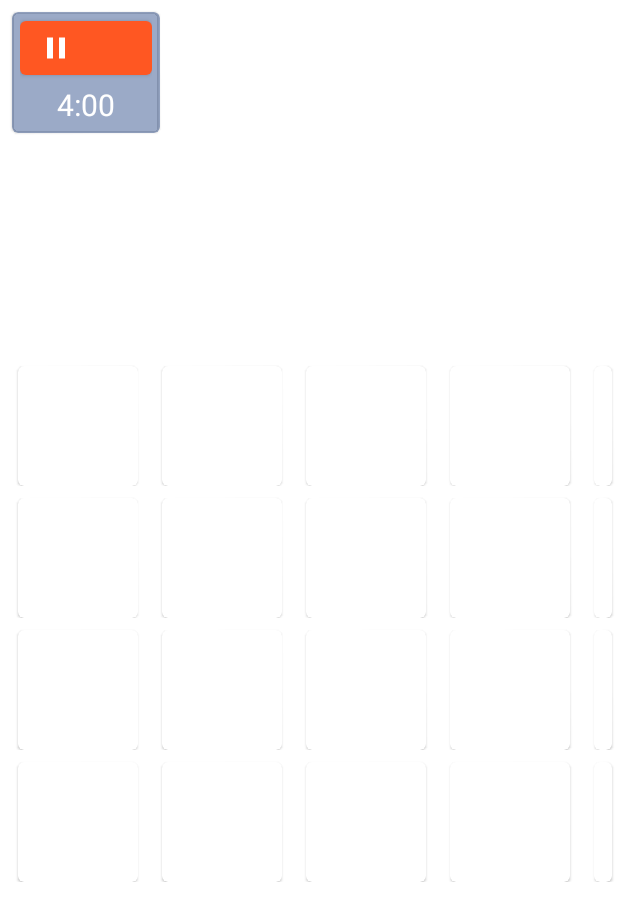
After one commit to press-f-for-respect/CodenamesPictures, an Android app: the layout activity_game.xml on its own in the app's theme, with its tools: preview values and no code run, on a phone screen of 412 x 824 dp. The commit adds this screen. Shown: the top 921 px of the screen. Run offline under Robolectric (Android 15) with nearby library versions, the phone set to English and light mode, and no system bars.

Commit message:
GameActivity Created

```diff
--- /dev/null
+++ b/app/src/main/java/com/pressfforrespect/codenamespictures/GameActivity.java
@@ -0,0 +1,62 @@
+package com.pressfforrespect.codenamespictures;
+
+import androidx.appcompat.app.AppCompatActivity;
+import androidx.cardview.widget.CardView;
+
+import android.annotation.SuppressLint;
+import android.os.Bundle;
+import android.view.View;
+import android.widget.Button;
+import android.widget.ImageView;
+import android.widget.TextView;
+
+import com.pressfforrespect.codenamespictures.game.Team;
+
+import java.util.ArrayList;
+
+public abstract class GameActivity extends AppCompatActivity {
+
+    private Button pause;
+    private TextView timer;
+    private CardView sideBar;
+    private ArrayList<ImageView> cards = new ArrayList<>();
+
+    private int id[] = {R.id.card_1, R.id.card_2, R.id.card_3, R.id.card_4, R.id.card_5, R.id.card_6,
+            R.id.card_7, R.id.card_8, R.id.card_9, R.id.card_10, R.id.card_11, R.id.card_12, R.id.card_13,
+            R.id.card_14, R.id.card_15, R.id.card_16, R.id.card_17, R.id.card_18, R.id.card_19, R.id.card_20};
+
+
+    @Override
+    protected void onCreate(Bundle savedInstanceState) {
+        super.onCreate(savedInstanceState);
+        setContentView(R.layout.activity_game);
+
+        for (int i = 0; i < 20; i++)
+            cards.add((ImageView) findViewById(id[i]));
+
+        pause = findViewById(R.id.pause);
+        pause.setOnClickListener(new View.OnClickListener() {
+            @Override
+            public void onClick(View view) {
+                gamePause();
+            }
+        });
+
+        timer = findViewById(R.id.timer);
+        sideBar = findViewById(R.id.side_bar);
+
+    }
+
+    @SuppressLint("ResourceAsColor")
+    public void changeColor(Team team){
+        if(team == Team.BLUE)
+            sideBar.setBackgroundColor(R.color.colorBlue);
+        else
+            sideBar.setBackgroundColor(R.color.colorRed);
+
+    }
+
+    abstract void gamePause();
+
+    abstract void endTurn();
+}
--- a/app/src/main/java/com/pressfforrespect/codenamespictures/MainActivity.java
+++ b/app/src/main/java/com/pressfforrespect/codenamespictures/MainActivity.java
@@ -44,6 +44,15 @@ public class MainActivity extends AppCompatActivity {
                 selectSetting();
             }
         });
+
+        Button quit = findViewById(R.id.quit);
+        quit.setOnClickListener(new View.OnClickListener() {
+            @Override
+            public void onClick(View view) {
+                finish();
+                System.exit(0);
+            }
+        });
     }
 
     void selectPlay(){
--- /dev/null
+++ b/app/src/main/res/drawable/pause_vec.xml
@@ -0,0 +1,9 @@
+<vector xmlns:android="http://schemas.android.com/apk/res/android"
+        android:width="24dp"
+        android:height="24dp"
+        android:viewportWidth="24.0"
+        android:viewportHeight="24.0">
+    <path
+        android:fillColor="#FF000000"
+        android:pathData="M6,19h4L10,5L6,5v14zM14,5v14h4L18,5h-4z"/>
+</vector>
--- /dev/null
+++ b/app/src/main/res/layout/activity_game.xml
@@ -0,0 +1,406 @@
+<?xml version="1.0" encoding="utf-8"?>
+<androidx.constraintlayout.widget.ConstraintLayout xmlns:android="http://schemas.android.com/apk/res/android"
+    xmlns:app="http://schemas.android.com/apk/res-auto"
+    xmlns:tools="http://schemas.android.com/tools"
+    android:layout_width="match_parent"
+    android:layout_height="match_parent"
+    tools:context=".GameActivity">
+
+    <com.google.android.material.card.MaterialCardView
+        android:id="@+id/side_bar"
+        android:layout_width="wrap_content"
+        android:layout_height="wrap_content"
+        android:layout_marginStart="8dp"
+        android:layout_marginTop="8dp"
+        app:layout_constraintStart_toStartOf="parent"
+        app:layout_constraintTop_toTopOf="parent"
+        app:cardBackgroundColor="@color/colorBlue">
+
+        <LinearLayout
+            android:layout_width="match_parent"
+            android:layout_height="match_parent"
+            android:orientation="vertical"
+            android:layout_marginLeft="5dp"
+            android:layout_marginRight="5dp"
+            android:layout_marginBottom="5dp">
+
+            <com.google.android.material.button.MaterialButton
+                android:id="@+id/pause"
+                style="@style/Widget.MaterialComponents.Button.Icon"
+                android:layout_width="wrap_content"
+                android:layout_height="wrap_content"
+                app:icon="@drawable/pause_vec" />
+
+            <TextView
+                android:id="@+id/timer"
+                android:layout_width="match_parent"
+                android:layout_height="wrap_content"
+                android:text="4:00"
+                android:textColor="@android:color/background_light"
+                android:gravity="center"
+                android:textSize="20sp"/>
+        </LinearLayout>
+
+    </com.google.android.material.card.MaterialCardView>
+
+    <LinearLayout
+        android:layout_width="wrap_content"
+        android:layout_height="wrap_content"
+        android:layout_marginStart="40dp"
+        android:layout_marginTop="32dp"
+        android:layout_marginEnd="32dp"
+        android:layout_marginBottom="32dp"
+        android:orientation="vertical"
+        app:layout_constraintBottom_toBottomOf="parent"
+        app:layout_constraintEnd_toEndOf="parent"
+        app:layout_constraintStart_toStartOf="parent"
+        app:layout_constraintTop_toTopOf="parent">
+
+        <LinearLayout
+            android:layout_width="match_parent"
+            android:layout_height="wrap_content"
+            android:orientation="horizontal">
+
+            <com.google.android.material.card.MaterialCardView
+                android:layout_width="wrap_content"
+                android:layout_height="wrap_content"
+                android:layout_marginLeft="@dimen/mtrl_card_spacing"
+                android:layout_marginTop="@dimen/mtrl_card_spacing"
+                android:layout_marginRight="@dimen/mtrl_card_spacing"
+                android:minWidth="80dp"
+                android:minHeight="80dp">
+
+                <ImageView
+                    android:layout_width="wrap_content"
+                    android:layout_height="wrap_content"
+                    android:id="@+id/card_1"/>
+
+            </com.google.android.material.card.MaterialCardView>
+
+            <com.google.android.material.card.MaterialCardView
+                android:layout_width="wrap_content"
+                android:layout_height="wrap_content"
+                android:layout_marginLeft="@dimen/mtrl_card_spacing"
+                android:layout_marginTop="@dimen/mtrl_card_spacing"
+                android:layout_marginRight="@dimen/mtrl_card_spacing"
+                android:minWidth="80dp"
+                android:minHeight="80dp">
+
+                <ImageView
+                    android:layout_width="wrap_content"
+                    android:layout_height="wrap_content"
+                    android:id="@+id/card_2"/>
+
+            </com.google.android.material.card.MaterialCardView>
+
+            <com.google.android.material.card.MaterialCardView
+                android:layout_width="wrap_content"
+                android:layout_height="wrap_content"
+                android:layout_marginLeft="@dimen/mtrl_card_spacing"
+                android:layout_marginTop="@dimen/mtrl_card_spacing"
+                android:layout_marginRight="@dimen/mtrl_card_spacing"
+                android:minWidth="80dp"
+                android:minHeight="80dp">
+
+                <ImageView
+                    android:layout_width="wrap_content"
+                    android:layout_height="wrap_content"
+                    android:id="@+id/card_3"/>
+
+            </com.google.android.material.card.MaterialCardView>
+
+            <com.google.android.material.card.MaterialCardView
+                android:layout_width="wrap_content"
+                android:layout_height="wrap_content"
+                android:layout_marginLeft="@dimen/mtrl_card_spacing"
+                android:layout_marginTop="@dimen/mtrl_card_spacing"
+                android:layout_marginRight="@dimen/mtrl_card_spacing"
+                android:minWidth="80dp"
+                android:minHeight="80dp">
+
+                <ImageView
+                    android:layout_width="wrap_content"
+                    android:layout_height="wrap_content"
+                    android:id="@+id/card_4"/>
+
+            </com.google.android.material.card.MaterialCardView>
+
+            <com.google.android.material.card.MaterialCardView
+                android:layout_width="wrap_content"
+                android:layout_height="wrap_content"
+                android:layout_marginLeft="@dimen/mtrl_card_spacing"
+                android:layout_marginTop="@dimen/mtrl_card_spacing"
+                android:layout_marginRight="@dimen/mtrl_card_spacing"
+                android:minWidth="80dp"
+                android:minHeight="80dp">
+
+                <ImageView
+                    android:layout_width="wrap_content"
+                    android:layout_height="wrap_content"
+                    android:id="@+id/card_5"/>
+
+            </com.google.android.material.card.MaterialCardView>
+        </LinearLayout>
+
+        <LinearLayout
+            android:layout_width="match_parent"
+            android:layout_height="wrap_content"
+            android:orientation="horizontal">
+
+            <com.google.android.material.card.MaterialCardView
+                android:layout_width="wrap_content"
+                android:layout_height="wrap_content"
+                android:layout_marginLeft="@dimen/mtrl_card_spacing"
+                android:layout_marginTop="@dimen/mtrl_card_spacing"
+                android:layout_marginRight="@dimen/mtrl_card_spacing"
+                android:minWidth="80dp"
+                android:minHeight="80dp">
+
+                <ImageView
+                    android:layout_width="wrap_content"
+                    android:layout_height="wrap_content"
+                    android:id="@+id/card_6"/>
+
+            </com.google.android.material.card.MaterialCardView>
+
+            <com.google.android.material.card.MaterialCardView
+                android:layout_width="wrap_content"
+                android:layout_height="wrap_content"
+                android:layout_marginLeft="@dimen/mtrl_card_spacing"
+                android:layout_marginTop="@dimen/mtrl_card_spacing"
+                android:layout_marginRight="@dimen/mtrl_card_spacing"
+                android:minWidth="80dp"
+                android:minHeight="80dp">
+
+                <ImageView
+                    android:layout_width="wrap_content"
+                    android:layout_height="wrap_content"
+                    android:id="@+id/card_7"/>
+
+            </com.google.android.material.card.MaterialCardView>
+
+            <com.google.android.material.card.MaterialCardView
+                android:layout_width="wrap_content"
+                android:layout_height="wrap_content"
+                android:layout_marginLeft="@dimen/mtrl_card_spacing"
+                android:layout_marginTop="@dimen/mtrl_card_spacing"
+                android:layout_marginRight="@dimen/mtrl_card_spacing"
+                android:minWidth="80dp"
+                android:minHeight="80dp">
+
+                <ImageView
+                    android:layout_width="wrap_content"
+                    android:layout_height="wrap_content"
+                    android:id="@+id/card_8"/>
+
+            </com.google.android.material.card.MaterialCardView>
+
+            <com.google.android.material.card.MaterialCardView
+                android:layout_width="wrap_content"
+                android:layout_height="wrap_content"
+                android:layout_marginLeft="@dimen/mtrl_card_spacing"
+                android:layout_marginTop="@dimen/mtrl_card_spacing"
+                android:layout_marginRight="@dimen/mtrl_card_spacing"
+                android:minWidth="80dp"
+                android:minHeight="80dp">
+
+                <ImageView
+                    android:layout_width="wrap_content"
+                    android:layout_height="wrap_content"
+                    android:id="@+id/card_9"/>
+
+            </com.google.android.material.card.MaterialCardView>
+
+            <com.google.android.material.card.MaterialCardView
+                android:layout_width="wrap_content"
+                android:layout_height="wrap_content"
+                android:layout_marginLeft="@dimen/mtrl_card_spacing"
+                android:layout_marginTop="@dimen/mtrl_card_spacing"
+                android:layout_marginRight="@dimen/mtrl_card_spacing"
+                android:minWidth="80dp"
+                android:minHeight="80dp">
+
+                <ImageView
+                    android:layout_width="wrap_content"
+                    android:layout_height="wrap_content"
+                    android:id="@+id/card_10"/>
+
+            </com.google.android.material.card.MaterialCardView>
+        </LinearLayout>
+
+        <LinearLayout
+            android:layout_width="match_parent"
+            android:layout_height="wrap_content"
+            android:orientation="horizontal">
+
+            <com.google.android.material.card.MaterialCardView
+                android:layout_width="wrap_content"
+                android:layout_height="wrap_content"
+                android:layout_marginLeft="@dimen/mtrl_card_spacing"
+                android:layout_marginTop="@dimen/mtrl_card_spacing"
+                android:layout_marginRight="@dimen/mtrl_card_spacing"
+                android:minWidth="80dp"
+                android:minHeight="80dp">
+
+                <ImageView
+                    android:layout_width="wrap_content"
+                    android:layout_height="wrap_content"
+                    android:id="@+id/card_11"/>
+
+            </com.google.android.material.card.MaterialCardView>
+
+            <com.google.android.material.card.MaterialCardView
+                android:layout_width="wrap_content"
+                android:layout_height="wrap_content"
+                android:layout_marginLeft="@dimen/mtrl_card_spacing"
+                android:layout_marginTop="@dimen/mtrl_card_spacing"
+                android:layout_marginRight="@dimen/mtrl_card_spacing"
+                android:minWidth="80dp"
+                android:minHeight="80dp">
+
+                <ImageView
+                    android:layout_width="wrap_content"
+                    android:layout_height="wrap_content"
+                    android:id="@+id/card_12"/>
+
+            </com.google.android.material.card.MaterialCardView>
+
+            <com.google.android.material.card.MaterialCardView
+                android:layout_width="wrap_content"
+                android:layout_height="wrap_content"
+                android:layout_marginLeft="@dimen/mtrl_card_spacing"
+                android:layout_marginTop="@dimen/mtrl_card_spacing"
+                android:layout_marginRight="@dimen/mtrl_card_spacing"
+                android:minWidth="80dp"
+                android:minHeight="80dp">
+
+                <ImageView
+                    android:layout_width="wrap_content"
+                    android:layout_height="wrap_content"
+                    android:id="@+id/card_13"/>
+
+            </com.google.android.material.card.MaterialCardView>
+
+            <com.google.android.material.card.MaterialCardView
+                android:layout_width="wrap_content"
+                android:layout_height="wrap_content"
+                android:layout_marginLeft="@dimen/mtrl_card_spacing"
+                android:layout_marginTop="@dimen/mtrl_card_spacing"
+                android:layout_marginRight="@dimen/mtrl_card_spacing"
+                android:minWidth="80dp"
+                android:minHeight="80dp">
+
+                <ImageView
+                    android:layout_width="wrap_content"
+                    android:layout_height="wrap_content"
+                    android:id="@+id/card_14"/>
+
+            </com.google.android.material.card.MaterialCardView>
+
+            <com.google.android.material.card.MaterialCardView
+                android:layout_width="wrap_content"
+                android:layout_height="wrap_content"
+                android:layout_marginLeft="@dimen/mtrl_card_spacing"
+                android:layout_marginTop="@dimen/mtrl_card_spacing"
+                android:layout_marginRight="@dimen/mtrl_card_spacing"
+                android:minWidth="80dp"
+                android:minHeight="80dp">
+
+                <ImageView
+                    android:layout_width="wrap_content"
+                    android:layout_height="wrap_content"
+                    android:id="@+id/card_15"/>
+
+            </com.google.android.material.card.MaterialCardView>
+        </LinearLayout>
+
+        <LinearLayout
+            android:layout_width="match_parent"
+            android:layout_height="wrap_content"
+            android:orientation="horizontal">
+
+            <com.google.android.material.card.MaterialCardView
+                android:layout_width="wrap_content"
+                android:layout_height="wrap_content"
+                android:layout_marginLeft="@dimen/mtrl_card_spacing"
+                android:layout_marginTop="@dimen/mtrl_card_spacing"
+                android:layout_marginRight="@dimen/mtrl_card_spacing"
+                android:minWidth="80dp"
+                android:minHeight="80dp">
+
+                <ImageView
+                    android:layout_width="wrap_content"
+                    android:layout_height="wrap_content"
+                    android:id="@+id/card_16"/>
+
+            </com.google.android.material.card.MaterialCardView>
+
+            <com.google.android.material.card.MaterialCardView
+                android:layout_width="wrap_content"
+                android:layout_height="wrap_content"
+                android:layout_marginLeft="@dimen/mtrl_card_spacing"
+                android:layout_marginTop="@dimen/mtrl_card_spacing"
+                android:layout_marginRight="@dimen/mtrl_card_spacing"
+                android:minWidth="80dp"
+                android:minHeight="80dp">
+
+                <ImageView
+                    android:layout_width="wrap_content"
+                    android:layout_height="wrap_content"
+                    android:id="@+id/card_17"/>
+
+            </com.google.android.material.card.MaterialCardView>
+
+            <com.google.android.material.card.MaterialCardView
+                android:layout_width="wrap_content"
+                android:layout_height="wrap_content"
+                android:layout_marginLeft="@dimen/mtrl_card_spacing"
+                android:layout_marginTop="@dimen/mtrl_card_spacing"
+                android:layout_marginRight="@dimen/mtrl_card_spacing"
+                android:minWidth="80dp"
+                android:minHeight="80dp">
+
+                <ImageView
+                    android:layout_width="wrap_content"
+                    android:layout_height="wrap_content"
+                    android:id="@+id/card_18"/>
+
+            </com.google.android.material.card.MaterialCardView>
+
+            <com.google.android.material.card.MaterialCardView
+                android:layout_width="wrap_content"
+                android:layout_height="wrap_content"
+                android:layout_marginLeft="@dimen/mtrl_card_spacing"
+                android:layout_marginTop="@dimen/mtrl_card_spacing"
+                android:layout_marginRight="@dimen/mtrl_card_spacing"
+                android:minWidth="80dp"
+                android:minHeight="80dp">
+
+                <ImageView
+                    android:layout_width="wrap_content"
+                    android:layout_height="wrap_content"
+                    android:id="@+id/card_19"/>
+
+            </com.google.android.material.card.MaterialCardView>
+
+            <com.google.android.material.card.MaterialCardView
+                android:layout_width="wrap_content"
+                android:layout_height="wrap_content"
+                android:layout_marginLeft="@dimen/mtrl_card_spacing"
+                android:layout_marginTop="@dimen/mtrl_card_spacing"
+                android:layout_marginRight="@dimen/mtrl_card_spacing"
+                android:minWidth="80dp"
+                android:minHeight="80dp">
+
+                <ImageView
+                    android:layout_width="wrap_content"
+                    android:layout_height="wrap_content"
+                    android:id="@+id/card_20"/>
+
+            </com.google.android.material.card.MaterialCardView>
+        </LinearLayout>
+
+
+    </LinearLayout>
+
+</androidx.constraintlayout.widget.ConstraintLayout>
--- a/app/src/main/res/layout/activity_main.xml
+++ b/app/src/main/res/layout/activity_main.xml
@@ -10,47 +10,54 @@
     <FrameLayout
         android:layout_width="match_parent"
         android:layout_height="match_parent">
+
         <ImageView
             android:layout_width="match_parent"
             android:layout_height="match_parent"
-            android:src="@drawable/background"
-            android:scaleType="centerCrop"/>
+            android:scaleType="centerCrop"
+            android:src="@drawable/background" />
     </FrameLayout>
 
     <LinearLayout
-        android:layout_width="match_parent"
-        android:layout_height="match_parent"
+        android:layout_width="197dp"
+        android:layout_height="350dp"
         android:layout_marginStart="256dp"
         android:layout_marginEnd="256dp"
         android:gravity="center_vertical"
         android:orientation="vertical"
         app:layout_constraintBottom_toBottomOf="parent"
         app:layout_constraintEnd_toEndOf="parent"
-        app:layout_constraintHorizontal_bias="1.0"
         app:layout_constraintStart_toStartOf="parent"
         app:layout_constraintTop_toTopOf="parent"
-        app:layout_constraintVertical_bias="0.0">
+        app:layout_constraintVertical_bias="1.0">
 
         <com.google.android.material.button.MaterialButton
             android:id="@+id/play"
             android:layout_width="match_parent"
             android:layout_height="wrap_content"
-            android:text="@string/play_button"
-            android:padding="20dp"/>
+            android:padding="20dp"
+            android:text="@string/play_button" />
 
         <com.google.android.material.button.MaterialButton
             android:id="@+id/setting"
             android:layout_width="match_parent"
             android:layout_height="wrap_content"
-            android:text="@string/setting_button"
-            android:padding="20dp"/>
+            android:padding="20dp"
+            android:text="@string/setting_button" />
 
         <com.google.android.material.button.MaterialButton
             android:id="@+id/help"
             android:layout_width="match_parent"
             android:layout_height="wrap_content"
-            android:text="@string/help_button"
-            android:padding="20dp"/>
+            android:padding="20dp"
+            android:text="@string/help_button" />
+
+        <com.google.android.material.button.MaterialButton
+            android:id="@+id/quit"
+            android:layout_width="match_parent"
+            android:layout_height="wrap_content"
+            android:padding="20dp"
+            android:text="@string/quit" />
     </LinearLayout>
 
 </androidx.constraintlayout.widget.ConstraintLayout>
--- a/app/src/main/res/values/colors.xml
+++ b/app/src/main/res/values/colors.xml
@@ -3,4 +3,6 @@
     <color name="colorPrimary">#FF5722</color>
     <color name="colorPrimaryDark">#FF9800</color>
     <color name="colorAccent">#D50000</color>
+    <color name="colorBlue">#75264786</color>
+    <color name="colorRed">#75A12C2E</color>
 </resources>
--- a/app/src/main/res/values/strings.xml
+++ b/app/src/main/res/values/strings.xml
@@ -7,4 +7,5 @@
     <string name="music">Music</string>
     <string name="sound">Sound</string>
     <string name="name">Device Name</string>
+    <string name="quit">Quit</string>
 </resources>
--- a/build.gradle
+++ b/build.gradle
@@ -7,7 +7,7 @@ buildscript {
 
     }
     dependencies {
-        classpath 'com.android.tools.build:gradle:3.4.1'
+        classpath 'com.android.tools.build:gradle:3.4.2'
 
         // NOTE: Do not place your application dependencies here; they belong
         // in the individual module build.gradle files
```
Also changed, not shown: app/src/main/AndroidManifest.xml (+10 -6 lines).
